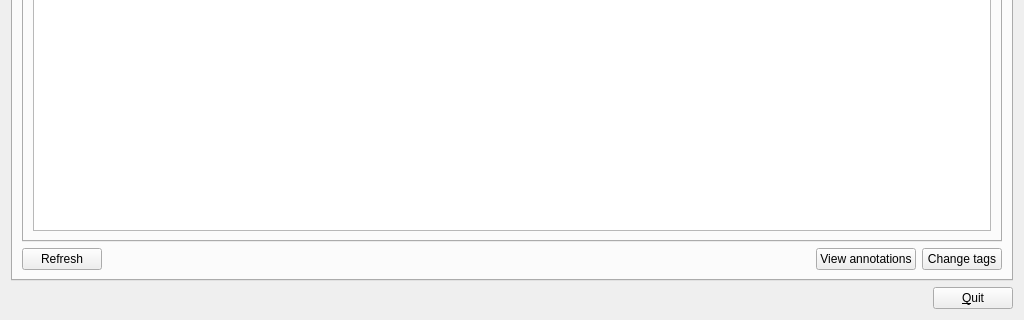
Old version of the form qtCreatorFiles/ui_manager.ui in the repository plomgrading/plom; both pictures show x 0 to 1024 and y 340 to 660 of the 1024 by 660 pixel window.
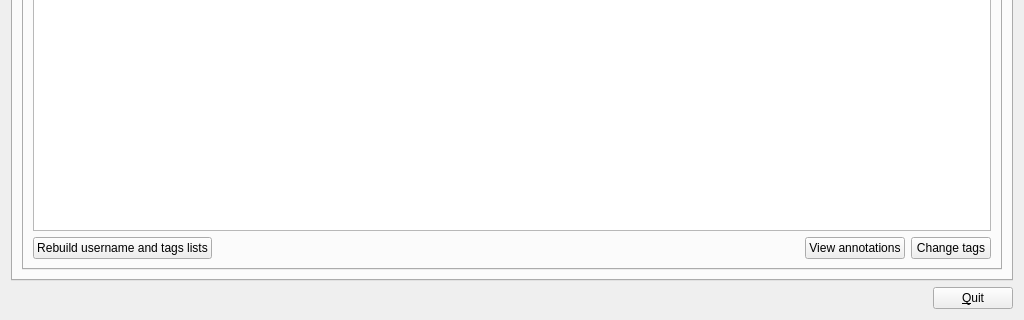
New version of the form. The open tabs and pages were chosen to show the change.

Commit message:
Manager: move buttons, clarify their purpose
The marking review "refresh" button was a bit of an odd-ball: "Filter"
is closer to what refresh usually does.  So relabel the refresh button
after duplicating another refresh button in the Review ID tab.

Fixes #2069.

Patch:
```diff
--- a/qtCreatorFiles/ui_manager.ui
+++ b/qtCreatorFiles/ui_manager.ui
@@ -1400,6 +1400,64 @@
              <column/>
             </widget>
            </item>
+           <item>
+            <widget class="QFrame" name="frame_3">
+             <layout class="QHBoxLayout" name="horizontalLayout_24">
+              <property name="leftMargin">
+               <number>0</number>
+              </property>
+              <property name="topMargin">
+               <number>0</number>
+              </property>
+              <property name="rightMargin">
+               <number>0</number>
+              </property>
+              <property name="bottomMargin">
+               <number>0</number>
+              </property>
+              <item>
+               <widget class="QPushButton" name="refreshReviewMarkingButton">
+                <property name="text">
+                 <string>Rebuild username and tags lists</string>
+                </property>
+               </widget>
+              </item>
+              <item>
+               <spacer name="horizontalSpacer_18">
+                <property name="orientation">
+                 <enum>Qt::Horizontal</enum>
+                </property>
+                <property name="sizeHint" stdset="0">
+                 <size>
+                  <width>40</width>
+                  <height>20</height>
+                 </size>
+                </property>
+               </spacer>
+              </item>
+              <item>
+               <widget class="QPushButton" name="viewAnnotationsButton">
+                <property name="toolTip">
+                 <string>View latest annotations for highlighted row</string>
+                </property>
+                <property name="text">
+                 <string>View annotations</string>
+                </property>
+               </widget>
+              </item>
+              <item>
+               <widget class="QPushButton" name="changeTagsButton">
+                <property name="toolTip">
+                 <string>Modify the tags of the highlighted row</string>
+                </property>
+                <property name="text">
+                 <string>Change tags</string>
+                </property>
+               </widget>
+              </item>
+             </layout>
+            </widget>
+           </item>
           </layout>
          </widget>
          <widget class="QWidget" name="ReviewITab">
@@ -1426,14 +1484,23 @@
              </attribute>
             </widget>
            </item>
-          </layout>
-         </widget>
-        </widget>
-       </item>
        <item>
-        <layout class="QHBoxLayout" name="horizontalLayout_10">
+            <widget class="QFrame" name="frame_4">
+             <layout class="QHBoxLayout" name="horizontalLayout_26">
+              <property name="leftMargin">
+               <number>0</number>
+              </property>
+              <property name="topMargin">
+               <number>0</number>
+              </property>
+              <property name="rightMargin">
+               <number>0</number>
+              </property>
+              <property name="bottomMargin">
+               <number>0</number>
+              </property>
          <item>
-          <widget class="QPushButton" name="refreshRevB">
+               <widget class="QPushButton" name="refreshReviewIDButton">
            <property name="text">
             <string>Refresh</string>
            </property>
@@ -1452,27 +1519,12 @@
            </property>
           </spacer>
          </item>
-         <item>
-          <widget class="QPushButton" name="viewAnnotationsButton">
-           <property name="toolTip">
-            <string>View latest annotations for highlighted row</string>
-           </property>
-           <property name="text">
-            <string>View annotations</string>
-           </property>
-          </widget>
-         </item>
-         <item>
-          <widget class="QPushButton" name="changeTagsButton">
-           <property name="toolTip">
-            <string>Modify the tags of the highlighted row</string>
-           </property>
-           <property name="text">
-            <string>Change tags</string>
-           </property>
-          </widget>
-         </item>
-        </layout>
+             </layout>
+            </widget>
+           </item>
+          </layout>
+         </widget>
+        </widget>
        </item>
       </layout>
      </widget>
```
Lines whose indentation alone changed are shown as unchanged. The commit also changes 2 other files.
